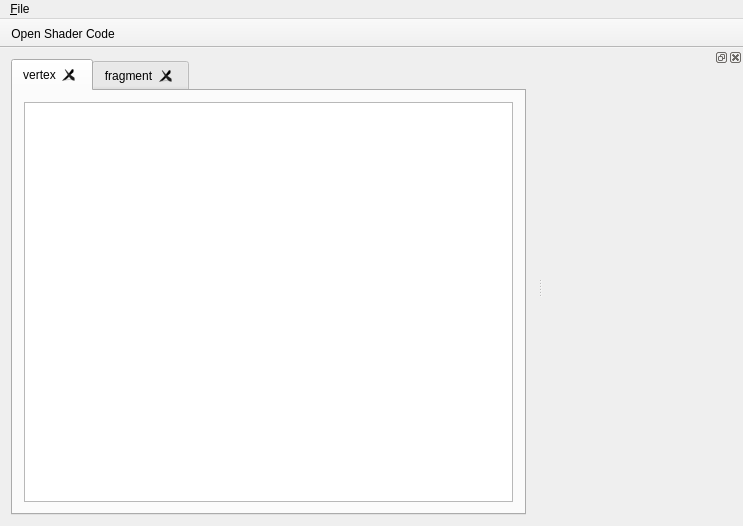
Old version of the form forms/mainwindow.ui in the repository ethiago/shader-labs.
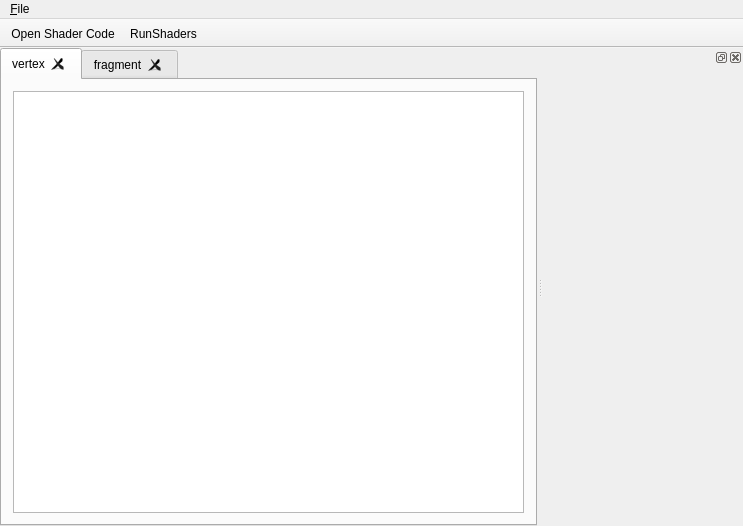
New version of the form. Icons and pictures are not drawn.

```diff
--- a/forms/mainwindow.ui
+++ b/forms/mainwindow.ui
@@ -15,6 +15,12 @@
   </property>
   <widget class="QWidget" name="centralWidget">
    <layout class="QHBoxLayout" name="horizontalLayout">
+    <property name="spacing">
+     <number>6</number>
+    </property>
+    <property name="margin">
+     <number>0</number>
+    </property>
     <item>
      <widget class="QTabWidget" name="tabWidget">
       <property name="currentIndex">
@@ -97,6 +103,7 @@
     <bool>false</bool>
    </attribute>
    <addaction name="actionOpen_Shader_Code"/>
+   <addaction name="actionRunShaders"/>
   </widget>
   <widget class="QDockWidget" name="dockWidget">
    <property name="minimumSize">
@@ -133,6 +140,14 @@
     <string>&amp;Exit</string>
    </property>
   </action>
+  <action name="actionRunShaders">
+   <property name="text">
+    <string>RunShaders</string>
+   </property>
+   <property name="shortcut">
+    <string>Ctrl+R</string>
+   </property>
+  </action>
  </widget>
  <layoutdefault spacing="6" margin="11"/>
  <resources>
```
Left out of the diff: 40 changed lines with no effect on the pictures.
